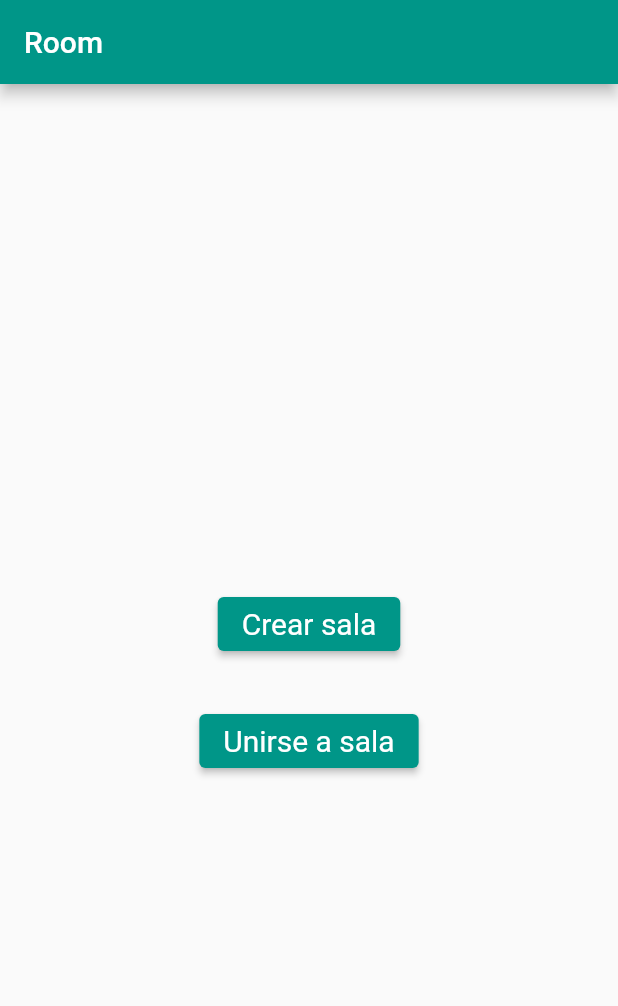
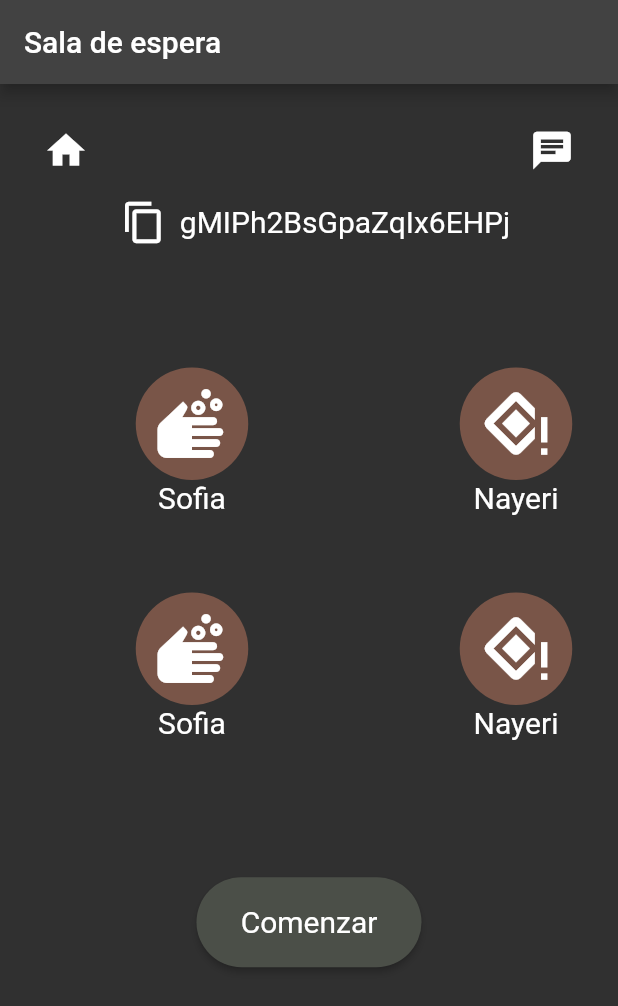
Before and after one commit to LeonelCamposM/Spot-It, a Flutter app: the screen it shows after launch, on a phone screen of 412 x 824 dp. Shown: the top 1006 px of the screen. Run offline on Flutter 3.47's test engine with Material 2 defaults, Android fonts, the light colour scheme and no system bars; our stand-ins replace cloud_firestore, firebase_core, socket_io_client; accounts and stored records are empty; network calls fail.

Commit message:
Waiting room view (#5)
* add route handler

* add page content

* add list view  of players

* add horizontal list views

* style view lists

* add colors

```diff
--- a/lib/main.dart
+++ b/lib/main.dart
@@ -1,9 +1,7 @@
-import 'package:cloud_firestore/cloud_firestore.dart';
 import 'package:firebase_core/firebase_core.dart';
 import 'package:flutter/material.dart';
-import 'package:spot_it_game/application/rooms/rooms_use_case.dart';
-import 'package:spot_it_game/infrastructure/rooms/rooms_repository.dart';
 import 'package:spot_it_game/presentation/rooms/create_room.dart';
+import 'package:spot_it_game/presentation/waiting_room/waiting_room.dart';
 
 Future<void> main() async {
   WidgetsFlutterBinding.ensureInitialized();
@@ -17,13 +15,12 @@ class MyApp extends StatelessWidget {
   @override
   Widget build(BuildContext context) {
     return MaterialApp(
-      title: 'Spot it',
-      theme: ThemeData(
-        primarySwatch: Colors.teal,
-      ),
-      home: RoomPage(
-        useCase: RoomUseCase(RoomRepository(FirebaseFirestore.instance)),
-      ),
-    );
+        title: 'Spot it',
+        theme: ThemeData.dark(),
+        routes: {
+          WaitingRoomPage.routeName: (context) => const WaitingRoomPage(),
+          RoomPage.routeName: (context) => const RoomPage(),
+        },
+        initialRoute: WaitingRoomPage.routeName);
   }
 }
--- a/lib/presentation/rooms/create_room.dart
+++ b/lib/presentation/rooms/create_room.dart
@@ -1,15 +1,14 @@
+import 'package:cloud_firestore/cloud_firestore.dart';
 import 'package:flutter/material.dart';
 import 'package:spot_it_game/application/rooms/rooms_use_case.dart';
 import 'package:spot_it_game/domain/clients/client_service.dart';
 import 'package:spot_it_game/domain/rooms/room.dart';
+import 'package:spot_it_game/infrastructure/rooms/rooms_repository.dart';
 import 'package:spot_it_game/presentation/core/loading_widget.dart';
 
 class RoomPage extends StatefulWidget {
-  final RoomUseCase _roomUseCase;
-
-  const RoomPage({required RoomUseCase useCase, Key? key})
-      : _roomUseCase = useCase,
-        super(key: key);
+  static String routeName = '/';
+  const RoomPage({Key? key}) : super(key: key);
 
   @override
   State<RoomPage> createState() => _RoomPageState();
@@ -17,6 +16,7 @@ class RoomPage extends StatefulWidget {
 
 class _RoomPageState extends State<RoomPage> {
   _RoomPageState() : isLoading = true;
+  final _roomUseCase = RoomUseCase(RoomRepository(FirebaseFirestore.instance));
   bool isLoading;
 
   @override
@@ -27,7 +27,7 @@ class _RoomPageState extends State<RoomPage> {
 
   Future<void> addRoom() async {
     Room newRoom = Room("leonel", true);
-    await widget._roomUseCase.createRoom(newRoom);
+    await _roomUseCase.createRoom(newRoom);
     setState(() {
       isLoading = false;
     });
--- /dev/null
+++ b/lib/presentation/waiting_room/waiting_room.dart
@@ -0,0 +1,179 @@
+import 'package:flutter/material.dart';
+import 'package:spot_it_game/presentation/rooms/create_room.dart';
+import 'package:flutter/services.dart';
+import 'dart:math';
+
+class WaitingRoomPage extends StatefulWidget {
+  static String routeName = '/waiting_room';
+  const WaitingRoomPage({Key? key}) : super(key: key);
+  @override
+  State<WaitingRoomPage> createState() => _WaitingRoomPageState();
+}
+
+class _WaitingRoomPageState extends State<WaitingRoomPage> {
+  _WaitingRoomPageState() : isLoading = true;
+
+  bool isLoading;
+  List<IconData> icons = [
+    Icons.soap,
+    Icons.nearby_error,
+    Icons.join_left,
+    Icons.leaderboard
+  ];
+  List<String> names = ["Sofia", "Nayeri", "Jeremy", "Leonel"];
+  String roomID = "gMIPh2BsGpaZqIx6EHPj";
+
+  @override
+  void initState() {
+    super.initState();
+    addRoom();
+  }
+
+  Future<void> addRoom() async {
+    isLoading = false;
+  }
+
+  @override
+  Widget build(BuildContext context) {
+    return Scaffold(
+      appBar: AppBar(
+        title: const Text('Sala de espera'),
+        automaticallyImplyLeading: false,
+      ),
+      body: Padding(
+        padding: const EdgeInsets.all(20.0),
+        child: Column(
+          children: [
+            Flexible(
+              flex: 1,
+              child: Row(
+                mainAxisAlignment: MainAxisAlignment.spaceBetween,
+                children: [
+                  IconButton(
+                    iconSize: 30.0,
+                    icon: const Icon(Icons.home),
+                    color: Colors.white,
+                    onPressed: () {
+                      Navigator.push(
+                        context,
+                        MaterialPageRoute(
+                            builder: (context) => const RoomPage()),
+                      );
+                    },
+                  ),
+                  IconButton(
+                    iconSize: 30.0,
+                    icon: const Icon(Icons.chat),
+                    color: Colors.white,
+                    onPressed: () {
+                      Navigator.push(
+                        context,
+                        MaterialPageRoute(
+                            builder: (context) => const RoomPage()),
+                      );
+                    },
+                  ),
+                ],
+              ),
+            ),
+            Flexible(
+              flex: 2,
+              child: Row(
+                mainAxisAlignment: MainAxisAlignment.center,
+                children: [
+                  IconButton(
+                    iconSize: 30.0,
+                    icon: const Icon(Icons.content_copy),
+                    color: Colors.white,
+                    onPressed: () async {
+                      await Clipboard.setData(ClipboardData(text: roomID));
+                    },
+                  ),
+                  Text(roomID, style: const TextStyle(fontSize: 20.0)),
+                ],
+              ),
+            ),
+            const Text("", style: TextStyle(fontSize: 40.0)),
+            Flexible(
+              flex: 4,
+              child: SizedBox(
+                  height: 150,
+                  width: 850,
+                  child: _horizontalList(4, names, icons)),
+            ),
+            Flexible(
+                flex: 4,
+                child: SizedBox(
+                    height: 150,
+                    width: 850,
+                    child: _horizontalList(4, names, icons))),
+            const Text("", style: TextStyle(fontSize: 40.0)),
+            Flexible(
+              flex: 2,
+              child: Column(
+                mainAxisAlignment: MainAxisAlignment.center,
+                children: [
+                  ElevatedButton(
+                    style: ButtonStyle(
+                      shape: MaterialStateProperty.resolveWith(
+                          (states) => const StadiumBorder()),
+                      fixedSize: MaterialStateProperty.resolveWith(
+                          (states) => const Size(150, 60)),
+                      backgroundColor: MaterialStateProperty.resolveWith(
+                          (states) => Color.fromARGB(255, 75, 79, 72)),
+                      textStyle: MaterialStateProperty.resolveWith(
+                          (states) => const TextStyle(fontSize: 20.0)),
+                    ),
+                    onPressed: () {
+                      Navigator.push(
+                        context,
+                        MaterialPageRoute(
+                            builder: (context) => const RoomPage()),
+                      );
+                    },
+                    child: const Text("Comenzar"),
+                  ),
+                ],
+              ),
+            ),
+          ],
+        ),
+      ),
+    );
+  }
+}
+
+Container _horizontalList(int n, List<String> names, List<IconData> icons) {
+  return Container(
+    alignment: Alignment.center,
+    child: ListView(
+      scrollDirection: Axis.horizontal,
+      children: List.generate(
+        n,
+        (i) => Padding(
+          padding: const EdgeInsets.all(8.0),
+          child: Container(
+            width: 200,
+            height: 200,
+            alignment: Alignment.center,
+            child:
+                Column(mainAxisAlignment: MainAxisAlignment.center, children: [
+              Container(
+                  width: 75,
+                  height: 75,
+                  decoration: BoxDecoration(
+                      color: Colors
+                          .primaries[Random().nextInt(Colors.primaries.length)],
+                      shape: BoxShape.circle),
+                  child: Icon(
+                    icons[i],
+                    size: 50,
+                  )),
+              Text(names[i], style: const TextStyle(fontSize: 20.0))
+            ]),
+          ),
+        ),
+      ),
+    ),
+  );
+}
```
Also changed, not shown: design/mapsite.svg (added), 4 other files.
